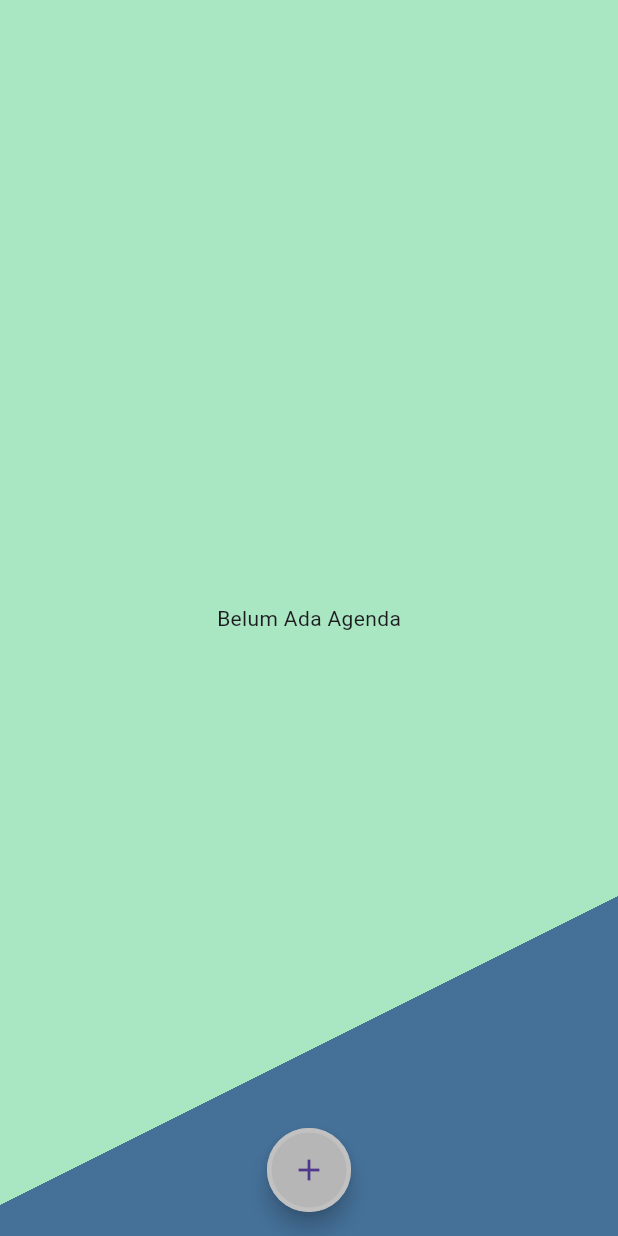
After one commit to muhammadalief19/agenda_app, a Flutter app: the NoteListPage2 screen opened directly, on a phone screen of 412 x 824 dp. The commit adds this screen. Run offline on Flutter 3.47's test engine with Material 3 defaults, Android fonts, the phone set to English and light mode, and no system bars; our stand-ins replace flutter_dotenv, sqflite; accounts and stored records are empty.

Commit message:
menambhkan info dan list pengingat

```diff
--- a/lib/main.dart
+++ b/lib/main.dart
@@ -1,4 +1,5 @@
 import 'package:agenda_app/screen/note_list_page.dart';
+import 'package:agenda_app/screen/note_list_page2.dart';
 import 'package:flutter/material.dart';
 
 void main() {
--- /dev/null
+++ b/lib/screen/note_list_page2.dart
@@ -0,0 +1,112 @@
+import 'package:agenda_app/database/note_database.dart';
+import 'package:agenda_app/model/note_model.dart';
+import 'package:agenda_app/screen/add_edit_note_page.dart';
+import 'package:agenda_app/screen/detail_note_page.dart';
+import 'package:agenda_app/widgets/note_tile.dart';
+import 'package:flutter/material.dart';
+
+class NoteListPage2 extends StatefulWidget {
+  const NoteListPage2({Key? key}) : super(key: key);
+
+  @override
+  State<NoteListPage2> createState() => _NoteListPage2State();
+}
+
+class _NoteListPage2State extends State<NoteListPage2> {
+  late List<Note> agendas = [];
+  bool isLoading = true;
+
+  Future<void> refreshData() async {
+    agendas = await NoteDatabase.instance.getAllNotes();
+
+    setState(() {
+      isLoading = false;
+    });
+  }
+
+  @override
+  void initState() {
+    super.initState();
+    refreshData();
+  }
+
+  @override
+  Widget build(BuildContext context) {
+    return Scaffold(
+      backgroundColor: Colors.transparent,
+      body: Container(
+        decoration: BoxDecoration(
+          gradient: LinearGradient(
+            colors: [
+              Color.fromRGBO(145, 224, 177, 0.78), // Warna pertama
+              Color.fromRGBO(0, 60, 115, 0.73), // Warna kedua
+            ],
+            stops: [0.78, 0.73], // Lokasi warna dalam gradien
+            begin: Alignment.topLeft,
+            end: Alignment.bottomRight,
+          ),
+        ),
+        child: Visibility(
+          visible: isLoading,
+          replacement: RefreshIndicator(
+            onRefresh: refreshData,
+            child: Visibility(
+              visible: agendas.isNotEmpty,
+              replacement: const Center(
+                child: Text("Belum Ada Agenda"),
+              ),
+              child: Padding(
+                padding: const EdgeInsets.all(5.0),
+                child: ListView.builder(
+                  itemCount: agendas.length,
+                  itemBuilder: (context, index) {
+                    final Note agenda = agendas[index];
+
+                    return GestureDetector(
+                      onTap: () async {
+                        final route = MaterialPageRoute(
+                          builder: (context) => DetailNotePage(
+                            code: agenda.agendaCode,
+                          ),
+                        );
+                        await Navigator.push(context, route);
+                        refreshData();
+                      },
+                      child: Card(
+                        color: Color.fromARGB(148, 41, 87, 101),
+                        child: Padding(
+                          padding: const EdgeInsets.symmetric(vertical: 5.0),
+                          child: NoteTile(agenda: agenda, index: index),
+                        ),
+                      ),
+                    );
+                  },
+                ),
+              ),
+            ),
+          ),
+          child: const Center(child: CircularProgressIndicator()),
+        ),
+      ),
+      floatingActionButtonLocation: FloatingActionButtonLocation.centerFloat,
+      floatingActionButton: FloatingActionButton(
+        onPressed: () async {
+          final route = MaterialPageRoute(
+            builder: (context) => const AddEditNotePage(),
+          );
+          await Navigator.push(context, route);
+          refreshData();
+        },
+        backgroundColor: const Color(0xFFB6B6B6), // Warna latar belakang
+        child: const Icon(Icons.add),
+        shape: RoundedRectangleBorder(
+          borderRadius: BorderRadius.circular(30.0), // Membuat tombol bulat
+          side: const BorderSide(
+            color: Color(0xFFC1C1C1), // Warna border
+            width: 3.0, // Ketebalan border
+          ),
+        ),
+      ),
+    );
+  }
+}
```
Also changed, not shown: lib/screen/add_edit_note_page2.dart (added, +234 -0 lines), lib/screen/note_list_page.dart (+152 -8 lines), 1 other file.
